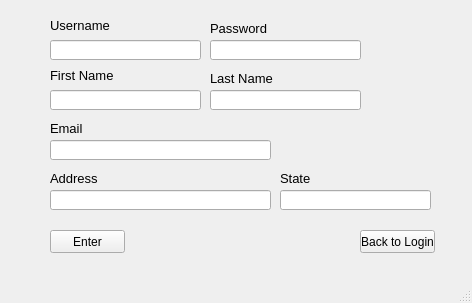
First picture: the form in Group_Project_1/createloginwindow.ui, repository Cyrus-Riahi/CS1D-P1, before the edit.
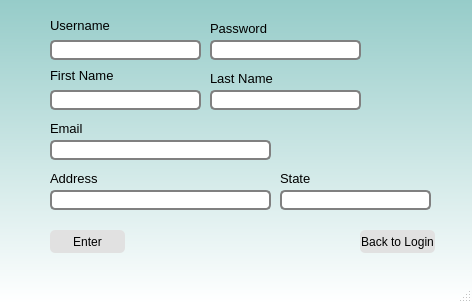
Second picture: the form after the edit.

The edit to the form file:
```diff
--- a/Group_Project_1/createloginwindow.ui
+++ b/Group_Project_1/createloginwindow.ui
@@ -13,6 +13,31 @@
   <property name="windowTitle">
    <string>MainWindow</string>
   </property>
+  <property name="styleSheet">
+   <string notr="true">.QLineEdit, .QComboBox
+{
+border: 2px solid gray;
+}
+#CreateLoginWindow
+{
+	
+	background-color: qlineargradient(spread:pad, x1:0, y1:0, x2:0, y2:1, stop:0 rgba(150, 204, 201, 255), stop:1 rgba(255, 255, 255, 255));
+}
+.QLineEdit, .QComboBox
+{
+border-radius:5px;
+}
+
+.QPushButton
+{
+	border-radius: 5px;	
+	height:22px;
+
+
+background-color: rgb(225, 225, 225);
+}
+</string>
+  </property>
   <widget class="QWidget" name="centralwidget">
    <widget class="QPushButton" name="pushButton">
     <property name="geometry">
```
Left out of the diff: 6 changed lines with no effect on the pictures.
